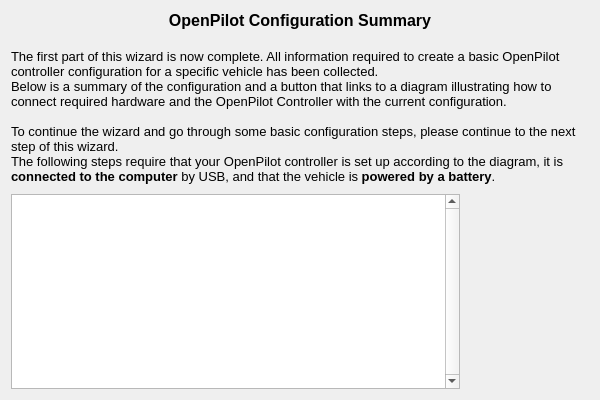
openpilot/OpenPilot, file ground/openpilotgcs/src/plugins/setupwizard/pages/summarypage.ui: the form before one commit.
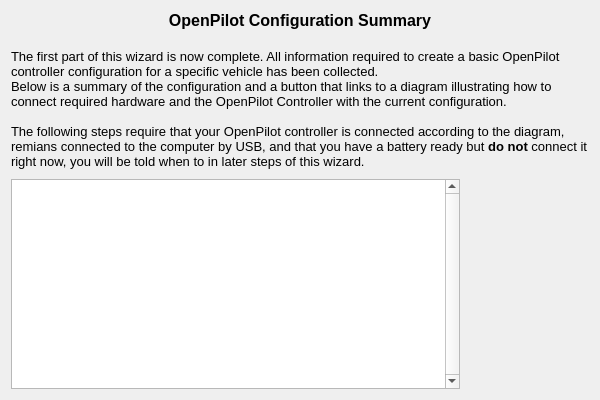
The form after the commit. Icons and pictures are not drawn.

Commit message: test on summary page, inform users to not coneect battery yet

Diff of the .ui file:
```diff
--- a/ground/openpilotgcs/src/plugins/setupwizard/pages/summarypage.ui
+++ b/ground/openpilotgcs/src/plugins/setupwizard/pages/summarypage.ui
@@ -20,14 +20,13 @@
       <string>&lt;!DOCTYPE HTML PUBLIC &quot;-//W3C//DTD HTML 4.0//EN&quot; &quot;http://www.w3.org/TR/REC-html40/strict.dtd&quot;&gt;
 &lt;html&gt;&lt;head&gt;&lt;meta name=&quot;qrichtext&quot; content=&quot;1&quot; /&gt;&lt;style type=&quot;text/css&quot;&gt;
 p, li { white-space: pre-wrap; }
-&lt;/style&gt;&lt;/head&gt;&lt;body style=&quot; font-family:'Ubuntu'; font-size:11pt; font-weight:400; font-style:normal;&quot;&gt;
-&lt;p align=&quot;center&quot; style=&quot; margin-top:0px; margin-bottom:0px; margin-left:0px; margin-right:0px; -qt-block-indent:0; text-indent:0px;&quot;&gt;&lt;span style=&quot; font-family:'MS Shell Dlg 2'; font-size:12pt; font-weight:600;&quot;&gt;OpenPilot Configuration Summary&lt;/span&gt;&lt;/p&gt;
-&lt;p style=&quot;-qt-paragraph-type:empty; margin-top:0px; margin-bottom:0px; margin-left:0px; margin-right:0px; -qt-block-indent:0; text-indent:0px; font-family:'MS Shell Dlg 2'; font-size:12pt; font-weight:600;&quot;&gt;&lt;br /&gt;&lt;/p&gt;
-&lt;p style=&quot; margin-top:0px; margin-bottom:0px; margin-left:0px; margin-right:0px; -qt-block-indent:0; text-indent:0px;&quot;&gt;&lt;span style=&quot; font-family:'MS Shell Dlg 2'; font-size:10pt;&quot;&gt;The first part of this wizard is now complete. All information required to create a basic OpenPilot controller configuration for a specific vehicle has been collected.&lt;/span&gt;&lt;/p&gt;
-&lt;p style=&quot; margin-top:0px; margin-bottom:0px; margin-left:0px; margin-right:0px; -qt-block-indent:0; text-indent:0px;&quot;&gt;&lt;span style=&quot; font-family:'MS Shell Dlg 2'; font-size:10pt;&quot;&gt;Below is a summary of the configuration and a button that links to a diagram illustrating how to connect required hardware and the OpenPilot Controller with the current configuration.&lt;/span&gt;&lt;/p&gt;
-&lt;p style=&quot;-qt-paragraph-type:empty; margin-top:0px; margin-bottom:0px; margin-left:0px; margin-right:0px; -qt-block-indent:0; text-indent:0px; font-family:'MS Shell Dlg 2'; font-size:10pt;&quot;&gt;&lt;br /&gt;&lt;/p&gt;
-&lt;p style=&quot; margin-top:0px; margin-bottom:0px; margin-left:0px; margin-right:0px; -qt-block-indent:0; text-indent:0px;&quot;&gt;&lt;span style=&quot; font-family:'MS Shell Dlg 2'; font-size:10pt;&quot;&gt;To continue the wizard and go through some basic configuration steps, please continue to the next step of this wizard.&lt;/span&gt;&lt;/p&gt;
-&lt;p style=&quot; margin-top:0px; margin-bottom:0px; margin-left:0px; margin-right:0px; -qt-block-indent:0; text-indent:0px;&quot;&gt;&lt;span style=&quot; font-family:'MS Shell Dlg 2'; font-size:10pt;&quot;&gt;The following steps require that your OpenPilot controller is set up according to the diagram, it is &lt;/span&gt;&lt;span style=&quot; font-family:'MS Shell Dlg 2'; font-size:10pt; font-weight:600;&quot;&gt;connected to the computer&lt;/span&gt;&lt;span style=&quot; font-family:'MS Shell Dlg 2'; font-size:10pt;&quot;&gt; by USB, and that the vehicle is&lt;/span&gt;&lt;span style=&quot; font-family:'MS Shell Dlg 2'; font-size:10pt; font-weight:600;&quot;&gt; powered by a battery&lt;/span&gt;&lt;span style=&quot; font-family:'MS Shell Dlg 2'; font-size:10pt;&quot;&gt;.&lt;/span&gt;&lt;/p&gt;&lt;/body&gt;&lt;/html&gt;</string>
+&lt;/style&gt;&lt;/head&gt;&lt;body style=&quot; font-family:'MS Shell Dlg 2'; font-size:8pt; font-weight:400; font-style:normal;&quot;&gt;
+&lt;p align=&quot;center&quot; style=&quot; margin-top:0px; margin-bottom:0px; margin-left:0px; margin-right:0px; -qt-block-indent:0; text-indent:0px;&quot;&gt;&lt;span style=&quot; font-size:12pt; font-weight:600;&quot;&gt;OpenPilot Configuration Summary&lt;/span&gt;&lt;/p&gt;
+&lt;p style=&quot;-qt-paragraph-type:empty; margin-top:0px; margin-bottom:0px; margin-left:0px; margin-right:0px; -qt-block-indent:0; text-indent:0px; font-size:12pt; font-weight:600;&quot;&gt;&lt;br /&gt;&lt;/p&gt;
+&lt;p style=&quot; margin-top:0px; margin-bottom:0px; margin-left:0px; margin-right:0px; -qt-block-indent:0; text-indent:0px;&quot;&gt;&lt;span style=&quot; font-size:10pt;&quot;&gt;The first part of this wizard is now complete. All information required to create a basic OpenPilot controller configuration for a specific vehicle has been collected.&lt;/span&gt;&lt;/p&gt;
+&lt;p style=&quot; margin-top:0px; margin-bottom:0px; margin-left:0px; margin-right:0px; -qt-block-indent:0; text-indent:0px;&quot;&gt;&lt;span style=&quot; font-size:10pt;&quot;&gt;Below is a summary of the configuration and a button that links to a diagram illustrating how to connect required hardware and the OpenPilot Controller with the current configuration.&lt;/span&gt;&lt;/p&gt;
+&lt;p style=&quot;-qt-paragraph-type:empty; margin-top:0px; margin-bottom:0px; margin-left:0px; margin-right:0px; -qt-block-indent:0; text-indent:0px; font-size:10pt;&quot;&gt;&lt;br /&gt;&lt;/p&gt;
+&lt;p style=&quot; margin-top:0px; margin-bottom:0px; margin-left:0px; margin-right:0px; -qt-block-indent:0; text-indent:0px;&quot;&gt;&lt;span style=&quot; font-size:10pt;&quot;&gt;The following steps require that your OpenPilot controller is connected according to the diagram, remians connected to the computer by USB, and that you have a battery ready but &lt;/span&gt;&lt;span style=&quot; font-size:10pt; font-weight:600;&quot;&gt;do not&lt;/span&gt;&lt;span style=&quot; font-size:10pt;&quot;&gt; connect it right now, you will be told when to in later steps of this wizard.&lt;/span&gt;&lt;/p&gt;&lt;/body&gt;&lt;/html&gt;</string>
      </property>
      <property name="alignment">
       <set>Qt::AlignLeading|Qt::AlignLeft|Qt::AlignTop</set>
```
